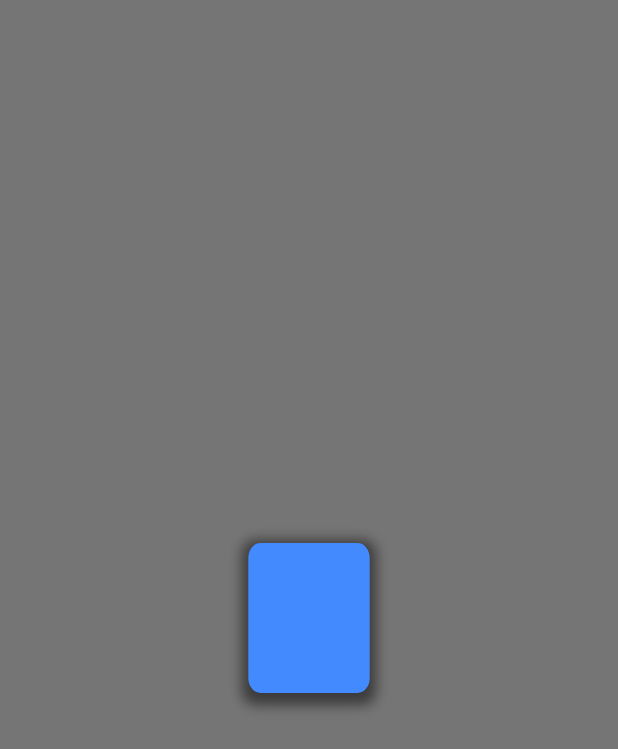
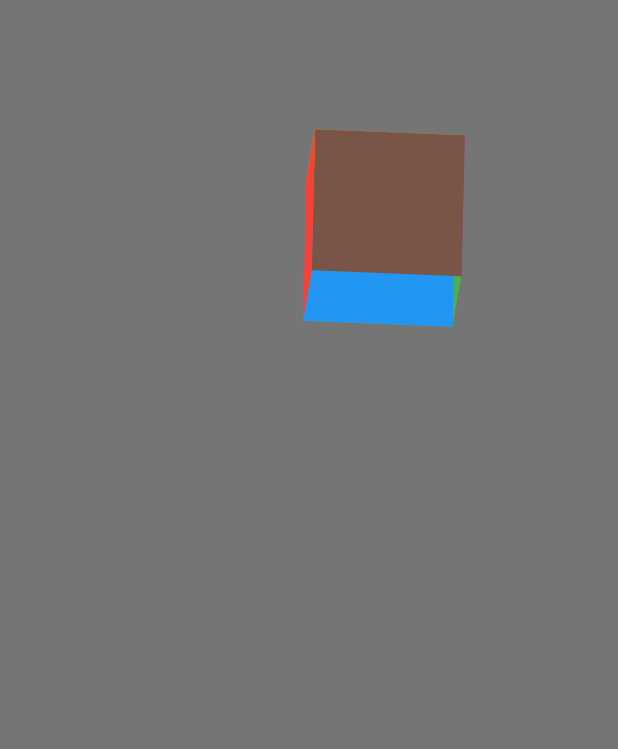
Before and after one commit to modu007/animations, a Flutter app: the screen it shows after launch, on a phone screen of 412 x 824 dp. Shown: the top 749 px of the screen. Run offline on Flutter 3.47's test engine with Material 2 defaults, Android fonts, the phone set to English and light mode, and no system bars.

Commit message:
cube animation

```diff
--- /dev/null
+++ b/lib/cube_animation.dart
@@ -0,0 +1,139 @@
+import 'dart:math';
+import 'package:flutter/material.dart';
+import 'package:vector_math/vector_math_64.dart'show Vector3;
+
+class CubeAnimation extends StatefulWidget {
+  const CubeAnimation({super.key});
+
+  @override
+  State<CubeAnimation> createState() => _CubeAnimationState();
+}
+
+class _CubeAnimationState extends State<CubeAnimation> with TickerProviderStateMixin {
+  late AnimationController _xController;
+  late AnimationController _yController;
+  late AnimationController _zController;
+  late Tween<double> _animation;
+
+  @override
+  void initState() {
+    super.initState();
+    _xController =AnimationController(
+      vsync: this,
+      duration: const Duration(seconds: 20)
+    );
+    _yController =AnimationController(
+      vsync: this,
+      duration: const Duration(seconds: 30)
+    );
+    _zController =AnimationController(
+      vsync: this,
+      duration: const Duration(seconds: 40)
+    );
+    _animation =Tween(end: 0,begin: pi*2);
+  }
+  @override
+  void dispose() {
+    _xController.dispose();
+    _yController.dispose();
+    _zController.dispose();
+    super.dispose();
+  }
+  double heightAndWidth =100.0;
+  @override
+  Widget build(BuildContext context) {
+    _xController..reset()..forward();
+    _yController..reset()..forward();
+    _zController..reset()..forward();
+    return  Scaffold(
+      backgroundColor: Colors.black54,
+      body: SafeArea(
+        child: Column(
+          crossAxisAlignment: CrossAxisAlignment.center,
+          children: [
+            const SizedBox(
+              height: 100,
+              width: double.infinity,
+            ),
+            AnimatedBuilder(
+              animation: Listenable.merge([
+                _xController,
+                _yController,
+                _zController
+              ]),
+              builder: (context,child){
+                return  Transform(
+                  alignment: Alignment.center,
+                  transform: Matrix4.identity()
+                    ..rotateX(_animation.evaluate(_xController))
+                    ..rotateY(_animation.evaluate(_yController))
+                    ..rotateZ(_animation.evaluate(_zController)),
+                  child: Stack(
+                    children: [
+                      //back
+                      Transform(
+                        alignment: Alignment.center,
+                        transform: Matrix4.identity()..translate(Vector3(0,0, -heightAndWidth)),
+                        child: Container(
+                          height: heightAndWidth,
+                          width: heightAndWidth,
+                          color: Colors.purple,
+                        ),
+                      ),
+                      //left
+                      Transform(
+                        alignment: Alignment.centerLeft,
+                        transform: Matrix4.identity()..rotateY(pi/2),
+                        child: Container(
+                          height: heightAndWidth,
+                          width: heightAndWidth,
+                          color: Colors.orange,
+                        ),
+                      ),
+                      //right
+                      Transform(
+                        alignment: Alignment.centerRight,
+                        transform: Matrix4.identity()..rotateY(-pi/2),
+                        child: Container(
+                          height: heightAndWidth,
+                          width: heightAndWidth,
+                          color: Colors.green,
+                        ),
+                      ),
+                      //bottom
+                      Transform(
+                        alignment: Alignment.bottomCenter,
+                        transform: Matrix4.identity()..rotateX(pi/2),
+                        child: Container(
+                          height: heightAndWidth,
+                          width: heightAndWidth,
+                          color: Colors.blue,
+                        ),
+                      ),
+                      //top
+                      Transform(
+                        alignment: Alignment.topCenter,
+                        transform: Matrix4.identity()..rotateX(-pi/2),
+                        child: Container(
+                          height: heightAndWidth,
+                          width: heightAndWidth,
+                          color: Colors.brown,
+                        ),
+                      ),
+                      //front
+                      Container(
+                        height: heightAndWidth,
+                        width: heightAndWidth,
+                        color: Colors.red,
+                      ),
+                    ],
+                  ),
+                );
+              }
+            )
+          ],
+        ),
+      ),
+    );
+  }
+}
--- a/lib/main.dart
+++ b/lib/main.dart
@@ -1,3 +1,4 @@
+import 'package:animations/cube_animation.dart';
 import 'package:flutter/material.dart';
 
 import 'first_animation.dart';
@@ -17,7 +18,7 @@ class MyApp extends StatelessWidget {
         colorScheme: ColorScheme.fromSeed(seedColor: Colors.deepPurple),
         useMaterial3: true,
       ),
-      home: const FirstAnimation(),
+      home: const CubeAnimation(),
     );
   }
 }
--- a/pubspec.yaml
+++ b/pubspec.yaml
@@ -35,6 +35,7 @@ dependencies:
   # The following adds the Cupertino Icons font to your application.
   # Use with the CupertinoIcons class for iOS style icons.
   cupertino_icons: ^1.0.2
+  vector_math: ^2.1.4
 
 dev_dependencies:
   flutter_test:
```
Also changed, not shown: pubspec.lock.
